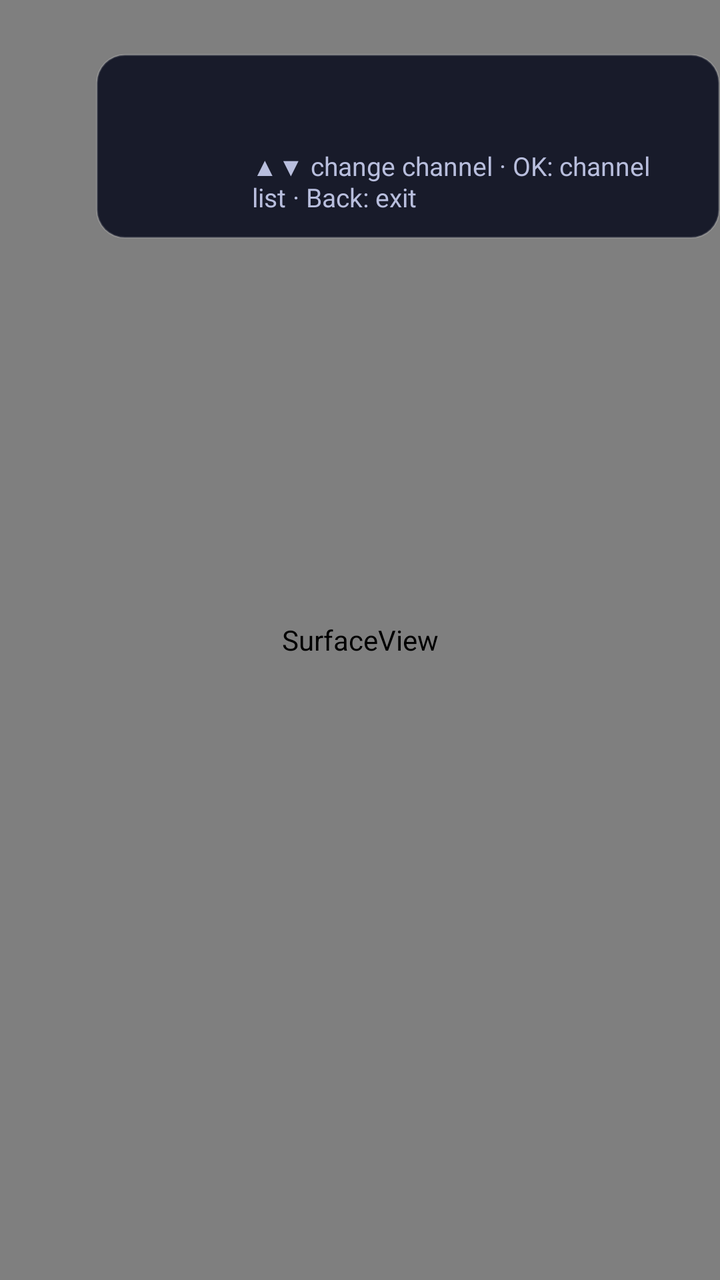
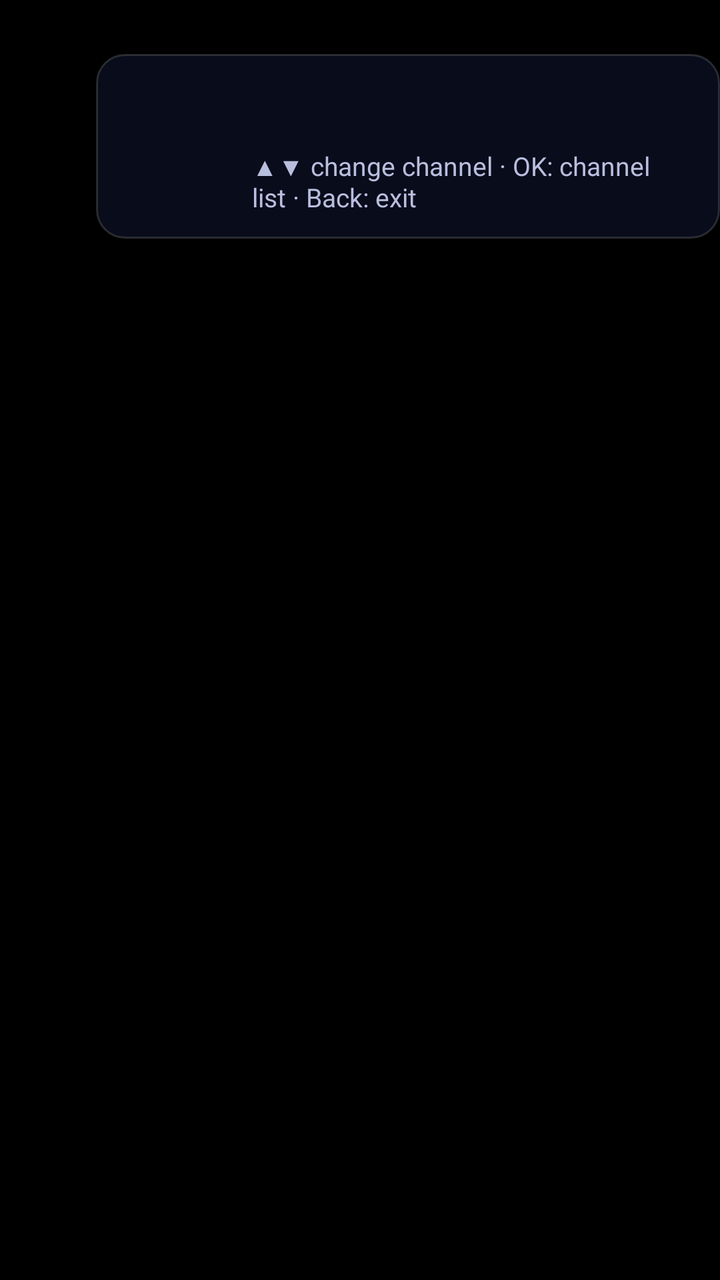

An Android layout rendered at two revisions. The XML below is the earlier revision; the diff shows what the commit changed to produce the second picture.
<!-- AndroidManifest.xml: activity theme Theme.NovaTV.Player -->
<!-- res/layout/activity_player.xml -->
<?xml version="1.0" encoding="utf-8"?>
<FrameLayout xmlns:android="http://schemas.android.com/apk/res/android"
    android:id="@+id/root"
    android:layout_width="match_parent"
    android:layout_height="match_parent"
    android:background="#FF000000">

    <FrameLayout
        android:id="@+id/video_box"
        android:layout_width="match_parent"
        android:layout_height="match_parent">

        <SurfaceView
            android:id="@+id/surface"
            android:layout_width="match_parent"
            android:layout_height="match_parent"
            android:layout_gravity="center" />
    </FrameLayout>

    <ProgressBar
        android:id="@+id/spinner"
        style="@android:style/Widget.Material.ProgressBar.Large"
        android:layout_width="64dp"
        android:layout_height="64dp"
        android:layout_gravity="center"
        android:indeterminateTint="@color/nova_violet" />

    <LinearLayout
        android:id="@+id/message_box"
        android:layout_width="560dp"
        android:layout_height="wrap_content"
        android:layout_gravity="center"
        android:background="@drawable/panel_bg"
        android:orientation="vertical"
        android:padding="24dp"
        android:visibility="gone">

        <TextView
            android:id="@+id/message"
            android:layout_width="match_parent"
            android:layout_height="wrap_content"
            android:gravity="center"
            android:textColor="@color/text"
            android:textSize="19sp" />

        <TextView
            android:layout_width="match_parent"
            android:layout_height="wrap_content"
            android:layout_marginTop="12dp"
            android:gravity="center"
            android:text="@string/player_retry"
            android:textColor="@color/text_muted"
            android:textSize="14sp" />
    </LinearLayout>

    
    <LinearLayout
        android:id="@+id/badge"
        android:layout_width="wrap_content"
        android:layout_height="wrap_content"
        android:layout_gravity="top|start"
        android:layout_marginStart="@dimen/margin_side"
        android:layout_marginTop="27dp"
        android:background="@drawable/panel_bg"
        android:gravity="center_vertical"
        android:orientation="horizontal"
        android:paddingStart="20dp"
        android:paddingTop="12dp"
        android:paddingEnd="24dp"
        android:paddingBottom="12dp">

        <TextView
            android:id="@+id/badge_number"
            android:layout_width="wrap_content"
            android:layout_height="wrap_content"
            android:minWidth="44dp"
            android:textColor="#B9A8FF"
            android:textSize="34sp"
            android:textStyle="bold" />

        <LinearLayout
            android:layout_width="wrap_content"
            android:layout_height="wrap_content"
            android:layout_marginStart="14dp"
            android:orientation="vertical">

            <TextView
                android:id="@+id/badge_name"
                android:layout_width="wrap_content"
                android:layout_height="wrap_content"
                android:textColor="@color/text"
                android:textSize="26sp"
                android:textStyle="bold" />

            <TextView
                android:layout_width="wrap_content"
                android:layout_height="wrap_content"
                android:text="@string/player_hint"
                android:textColor="@color/text_muted"
                android:textSize="13sp" />
        </LinearLayout>
    </LinearLayout>

    
    <LinearLayout
        android:id="@+id/list_panel"
        android:layout_width="360dp"
        android:layout_height="match_parent"
        android:layout_gravity="start"
        android:background="#F00B0E1F"
        android:orientation="vertical"
        android:visibility="gone">

        <TextView
            android:layout_width="match_parent"
            android:layout_height="wrap_content"
            android:paddingStart="32dp"
            android:paddingTop="24dp"
            android:paddingBottom="10dp"
            android:text="@string/player_list_title"
            android:textColor="@color/text"
            android:textSize="22sp"
            android:textStyle="bold" />

        <ScrollView
            android:id="@+id/list_scroll"
            android:layout_width="match_parent"
            android:layout_height="0dp"
            android:layout_weight="1"
            android:clipToPadding="false"
            android:paddingBottom="20dp"
            android:scrollbars="none">

            <LinearLayout
                android:id="@+id/list"
                android:layout_width="match_parent"
                android:layout_height="wrap_content"
                android:orientation="vertical"
                android:paddingStart="16dp"
                android:paddingEnd="16dp" />
        </ScrollView>
    </LinearLayout>
</FrameLayout>
<!-- resources referenced by this layout -->
<resources>
  <color name="nova_violet">#7C5CFF</color>
  <color name="text">#FFFFFF</color>
  <color name="text_muted">#B8BEDD</color>
  <dimen name="margin_side">48dp</dimen>
  <!-- drawable panel_bg (drawable) -->
  <?xml version="1.0" encoding="utf-8"?>
  <shape xmlns:android="http://schemas.android.com/apk/res/android" android:shape="rectangle">
      <corners android:radius="14dp" />
      <solid android:color="#E00B0E1F" />
      <stroke android:width="1dp" android:color="#26FFFFFF" />
  </shape>
  <string name="player_hint">▲▼ change channel  ·  OK: channel list  ·  Back: exit</string>
  <string name="player_list_title">Channels</string>
  <string name="player_retry">OK: try again  ·  ▲▼ other channel  ·  Back: exit</string>
  <style name="Theme.NovaTV.Player">
          <item name="android:windowBackground">@android:color/black</item>
      </style>
</resources>

<!-- the commit's change to res/layout/activity_player.xml (unified diff, before → after) -->
@@ -16,6 +16,13 @@
             android:layout_height="match_parent"
             android:layout_gravity="center" />
     </FrameLayout>
+
+    
+    <View
+        android:id="@+id/shutter"
+        android:layout_width="match_parent"
+        android:layout_height="match_parent"
+        android:background="#FF000000" />
 
     <ProgressBar
         android:id="@+id/spinner"
